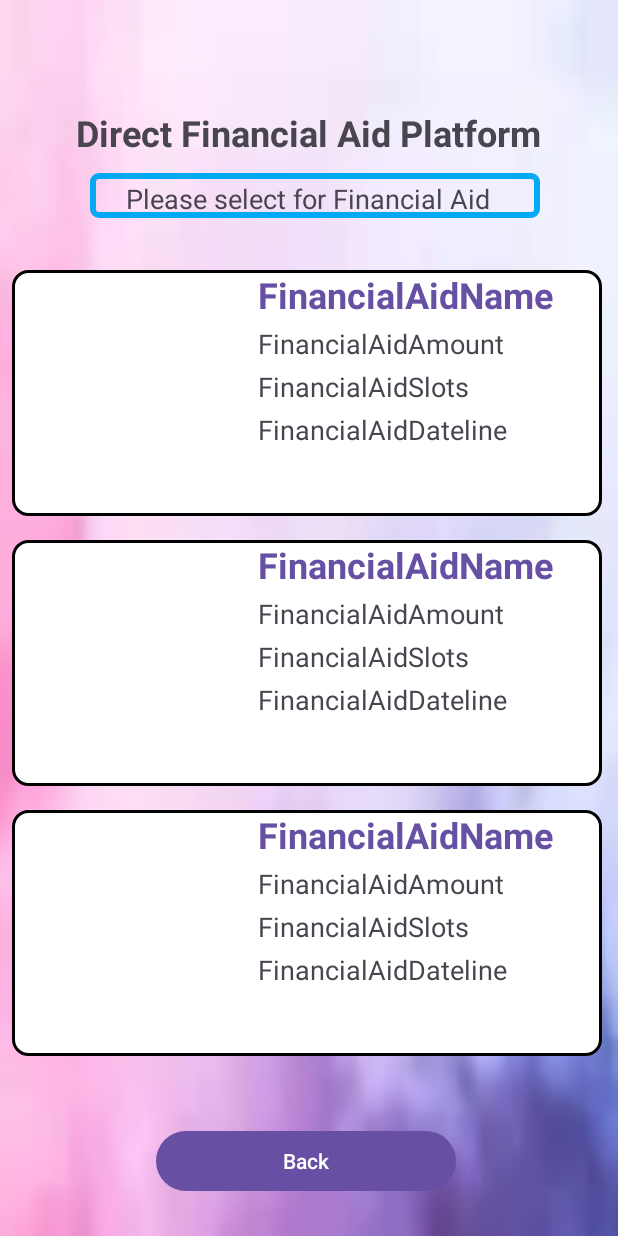
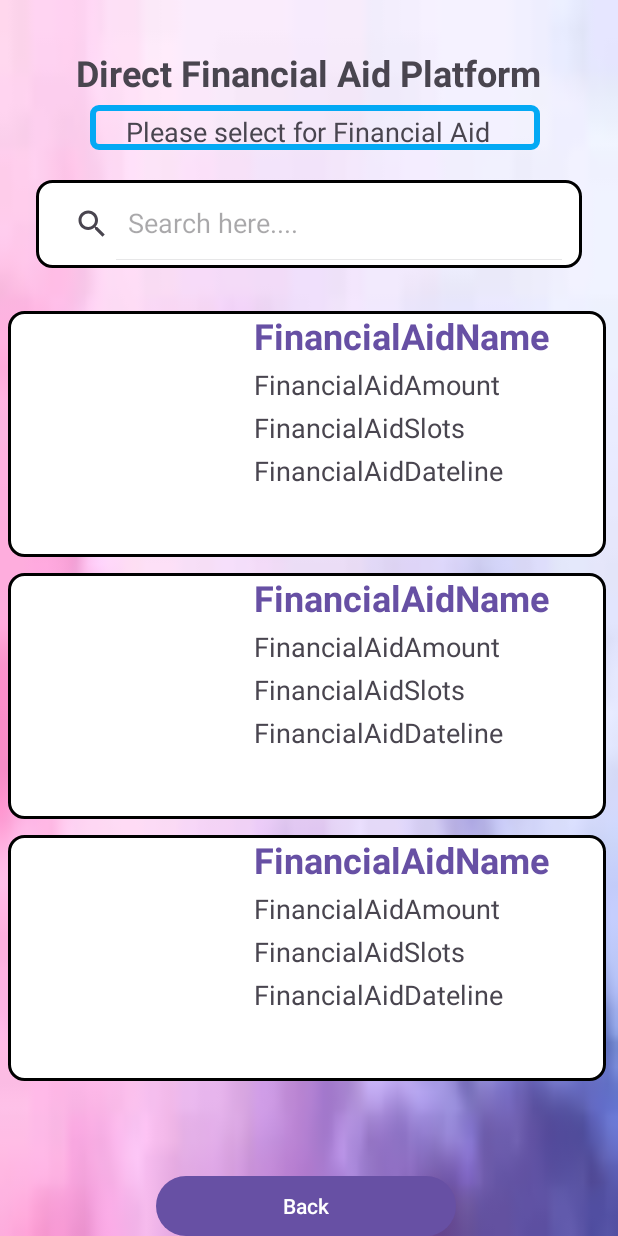
Before and after one commit to OIZHENHAU/WIA2007_ZeroHunger, an Android app: the layout activity_main_part5_s2.xml on its own in the app's theme, with its tools: preview values and no code run, on a phone screen of 412 x 824 dp. Run offline under Robolectric (Android 15) with nearby library versions, the phone set to English and light mode, and no system bars.

```diff
--- a/app/src/main/java/com/example/wia2007_zerohunger/SignUp.java
+++ b/app/src/main/java/com/example/wia2007_zerohunger/SignUp.java
@@ -70,7 +70,7 @@ public class SignUp extends AppCompatActivity {
                 if (isValidPassword(userPassword)) {
                     userAccountViewModel = new ViewModelProvider(SignUp.this).get(UserAccountViewModel.class);
 
-                    UserAccount newUserAccount = new UserAccount(userName, userEmail, userPassword, 100);
+                    UserAccount newUserAccount = new UserAccount(userName, userEmail, userPassword, 500);
                     currentUserAccount = newUserAccount;
                     userAccountViewModel.insert(newUserAccount);
 
--- a/app/src/main/res/layout/activity_main_part5_s2.xml
+++ b/app/src/main/res/layout/activity_main_part5_s2.xml
@@ -14,7 +14,7 @@
     <TextView
         android:layout_width="wrap_content"
         android:layout_height="wrap_content"
-        android:layout_marginTop="72dp"
+        android:layout_marginTop="32dp"
         android:text="Direct Financial Aid Platform"
         android:textAlignment="center"
         android:textSize="24sp"
@@ -24,11 +24,41 @@
         app:layout_constraintStart_toStartOf="parent"
         app:layout_constraintTop_toTopOf="parent" />
 
+    <LinearLayout
+        android:id="@+id/linearLayoutSearchP5S2"
+        android:layout_width="match_parent"
+        android:layout_height="wrap_content"
+        android:layout_marginStart="24dp"
+        android:layout_marginTop="120dp"
+        android:layout_marginEnd="24dp"
+        android:background="@drawable/background_search1"
+        android:orientation="horizontal"
+        android:padding="5dp"
+        android:layout_marginBottom="10dp"
+        app:layout_constraintTop_toTopOf="parent"
+        app:layout_constraintStart_toStartOf="parent">
+
+        <androidx.appcompat.widget.SearchView
+            android:id="@+id/editTextDonationP5S2"
+            android:layout_width="0dp"
+            android:layout_height="48dp"
+            android:layout_weight="1"
+            android:gravity="center"
+            app:queryHint="Search here...."
+            android:inputType="text"
+            android:singleLine="true"
+            android:textColor="@color/black"
+            android:textColorHint="@color/black"
+            app:iconifiedByDefault="false"/>
+
+
+    </LinearLayout>
+
     <androidx.recyclerview.widget.RecyclerView
         android:id="@+id/locationListViewP5S2"
         android:layout_width="409dp"
         android:layout_height="550dp"
-        android:layout_marginTop="172dp"
+        android:layout_marginTop="202dp"
         app:layout_constraintStart_toStartOf="parent"
         app:layout_constraintTop_toTopOf="parent"
         tools:listitem="@layout/node_item" />
@@ -43,7 +73,7 @@
     <TextView
         android:layout_width="wrap_content"
         android:layout_height="wrap_content"
-        android:layout_marginTop="120dp"
+        android:layout_marginTop="75dp"
         android:text="Please select for Financial Aid"
         android:textAlignment="center"
         android:textSize="18sp"
@@ -57,7 +87,7 @@
         android:layout_width="300dp"
         android:layout_height="30dp"
         android:layout_marginStart="60dp"
-        android:layout_marginTop="115dp"
+        android:layout_marginTop="70dp"
         android:background="@drawable/border4dp"
         app:layout_constraintStart_toStartOf="parent"
         app:layout_constraintTop_toTopOf="parent" />
@@ -67,7 +97,7 @@
         android:layout_width="200dp"
         android:layout_height="wrap_content"
         android:layout_marginStart="104dp"
-        android:layout_marginTop="750dp"
+        android:layout_marginTop="780dp"
         android:text="Back"
         app:layout_constraintStart_toStartOf="parent"
         app:layout_constraintTop_toBottomOf="@id/locationListViewP5S2"
--- a/app/src/main/res/layout/node_item.xml
+++ b/app/src/main/res/layout/node_item.xml
@@ -5,7 +5,7 @@
     android:layout_width="match_parent"
     android:layout_height="wrap_content"
     android:layout_centerVertical="true"
-    android:layout_margin="8dp"
+    android:layout_margin="5dp"
     android:background="@drawable/background_search1">
 
     <ImageView
```
Also changed, not shown: app/src/main/java/com/example/wia2007_zerohunger/Part3/ReservationDetailsFragmentPart3F2.java (+41 -0 lines), app/src/main/java/com/example/wia2007_zerohunger/Part3/ReservationFragmentPart3.java (+32 -0 lines), app/src/main/java/com/example/wia2007_zerohunger/Part3/SubscriptionDetailsFragmentPart3.java (+37 -2 lines), app/src/main/java/com/example/wia2007_zerohunger/Part3/SubscriptionFragmentPart3.java (+30 -0 lines), app/src/main/java/com/example/wia2007_zerohunger/Part5/MainActivityPart5S2.java (+71 -0 lines), app/src/main/java/com/example/wia2007_zerohunger/Part5/MainActivityPart5S4.java (+17 -0 lines), app/src/main/java/com/example/wia2007_zerohunger/Part5/MainActivityPart5S9.java (+19 -0 lines), app/src/main/res/layout/activity_main_part5_s3.xml (+5 -5 lines), app/src/main/res/layout/activity_main_part5_s9.xml (+37 -5 lines).
